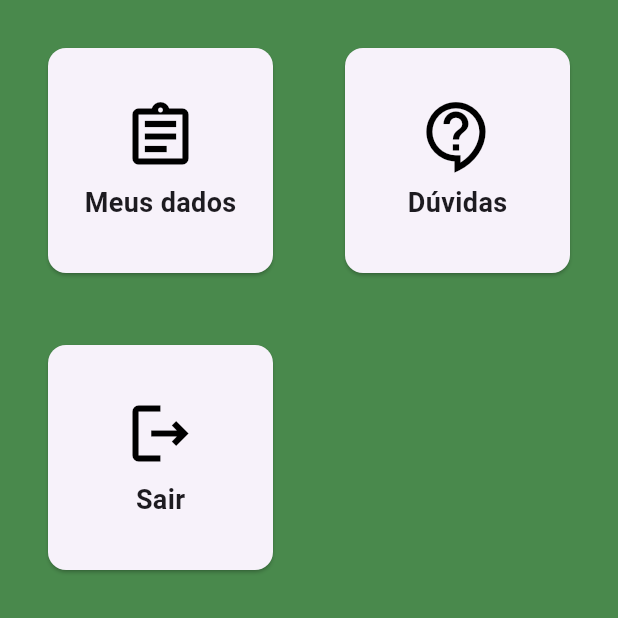
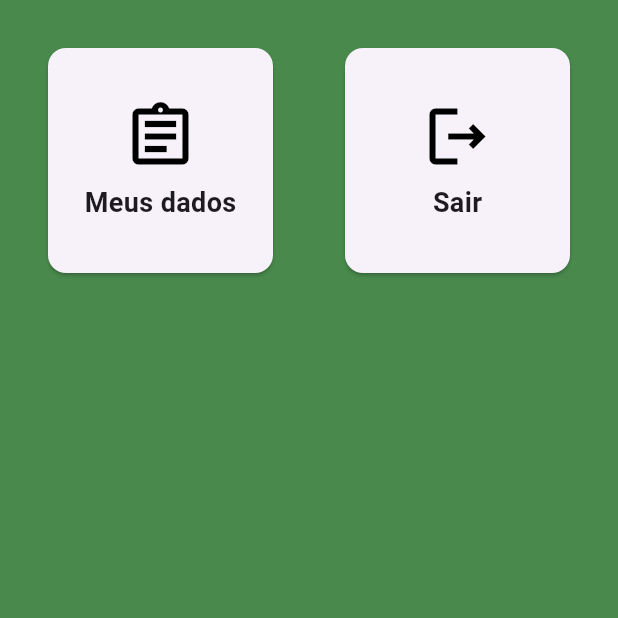
Before and after one commit to Guilherme-Yeager/merchandising_app, a Flutter app: the MenuScreen screen opened by its route, on a phone screen of 412 x 824 dp, the top half of it. Run offline on Flutter 3.47's test engine with Material 3 defaults, Android fonts, the light colour scheme and no system bars; our stand-ins replace animated_notch_bottom_bar, connectivity_plus, device_preview, logger, quickalert, supabase_flutter; missing offline and left inert: validatorless; accounts and stored records are empty.

Commit message:
style: remoção da opção de dúvidas.

```diff
--- a/Codigo/lib/ui/menu/widgets/menu_screen.dart
+++ b/Codigo/lib/ui/menu/widgets/menu_screen.dart
@@ -36,7 +36,7 @@ class _MenuScreenState extends State<MenuScreen> {
           crossAxisSpacing: 40.0,
           mainAxisSpacing: 40.0,
         ),
-        itemCount: 3,
+        itemCount: cards.length,
         itemBuilder: (_, index) {
           return cards[index];
         },
@@ -66,28 +66,6 @@ class _MenuScreenState extends State<MenuScreen> {
               const SizedBox(height: 6),
               const Text(
                 "Meus dados",
-                style: TextStyle(fontSize: 18, fontWeight: FontWeight.w700),
-              ),
-            ],
-          ),
-        ),
-      ),
-      InkWell(
-        onTap: () {
-          AppLogger.instance.i("Opcão 'Dúvidas' selecionada.");
-        },
-        child: Card(
-          child: Column(
-            mainAxisAlignment: MainAxisAlignment.center,
-            children: <Widget>[
-              Icon(
-                Icons.contact_support_outlined,
-                size: 50,
-                color: Colors.black,
-              ),
-              const SizedBox(height: 6),
-              const Text(
-                "Dúvidas",
                 style: TextStyle(fontSize: 18, fontWeight: FontWeight.w700),
               ),
             ],
```
